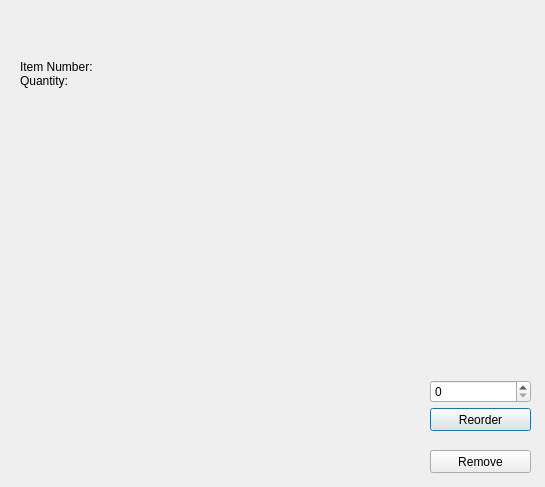
This is InventoryDialog.ui in jordynmarlow/SoftwareEngineering as Qt 5 draws it before an edit. The edited form follows.
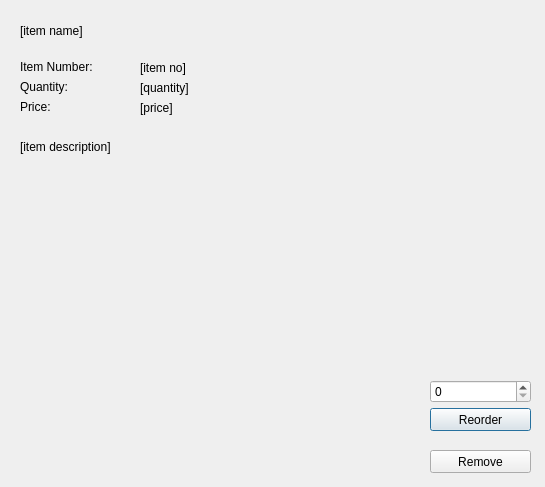
This is the edited form.

Commit message: Added Price field to GUI and adjusted stylesheet

What changed in the file:
```diff
--- a/InventoryDialog.ui
+++ b/InventoryDialog.ui
@@ -23,20 +23,20 @@
     </rect>
    </property>
    <property name="text">
-    <string/>
+    <string>[item name]</string>
    </property>
   </widget>
   <widget class="QLabel" name="description_lbl">
    <property name="geometry">
     <rect>
      <x>20</x>
-     <y>120</y>
+     <y>140</y>
      <width>381</width>
-     <height>321</height>
+     <height>301</height>
     </rect>
    </property>
    <property name="text">
-    <string/>
+    <string>[item description]</string>
    </property>
    <property name="alignment">
     <set>Qt::AlignLeading|Qt::AlignLeft|Qt::AlignTop</set>
@@ -74,11 +74,11 @@
      <x>20</x>
      <y>60</y>
      <width>91</width>
-     <height>41</height>
+     <height>21</height>
     </rect>
    </property>
    <property name="text">
-    <string>Item Number: Quantity:  </string>
+    <string>Item Number:</string>
    </property>
    <property name="alignment">
     <set>Qt::AlignLeading|Qt::AlignLeft|Qt::AlignTop</set>
@@ -110,20 +110,71 @@
     </rect>
    </property>
    <property name="text">
-    <string/>
+    <string>[item no]</string>
    </property>
   </widget>
   <widget class="QLabel" name="quantity_lbl">
    <property name="geometry">
     <rect>
      <x>140</x>
-     <y>76</y>
+     <y>80</y>
      <width>141</width>
      <height>16</height>
     </rect>
    </property>
    <property name="text">
-    <string/>
+    <string>[quantity]</string>
+   </property>
+  </widget>
+  <widget class="QLabel" name="quantity">
+   <property name="geometry">
+    <rect>
+     <x>20</x>
+     <y>80</y>
+     <width>91</width>
+     <height>21</height>
+    </rect>
+   </property>
+   <property name="text">
+    <string>Quantity:</string>
+   </property>
+   <property name="alignment">
+    <set>Qt::AlignLeading|Qt::AlignLeft|Qt::AlignTop</set>
+   </property>
+   <property name="wordWrap">
+    <bool>true</bool>
+   </property>
+  </widget>
+  <widget class="QLabel" name="price">
+   <property name="geometry">
+    <rect>
+     <x>20</x>
+     <y>100</y>
+     <width>91</width>
+     <height>21</height>
+    </rect>
+   </property>
+   <property name="text">
+    <string>Price:</string>
+   </property>
+   <property name="alignment">
+    <set>Qt::AlignLeading|Qt::AlignLeft|Qt::AlignTop</set>
+   </property>
+   <property name="wordWrap">
+    <bool>true</bool>
+   </property>
+  </widget>
+  <widget class="QLabel" name="price_lbl">
+   <property name="geometry">
+    <rect>
+     <x>140</x>
+     <y>100</y>
+     <width>141</width>
+     <height>16</height>
+    </rect>
+   </property>
+   <property name="text">
+    <string>[price]</string>
    </property>
   </widget>
  </widget>
```
Left out of the diff: 8 changed lines with no effect on the pictures. The commit also changes 1 other file.
